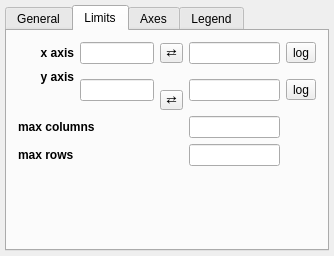
This is glue_small_multiples/qt/options_widget.ui in gluesolutions/glue-small-multiples as Qt 5 draws it before an edit. The edited form follows.
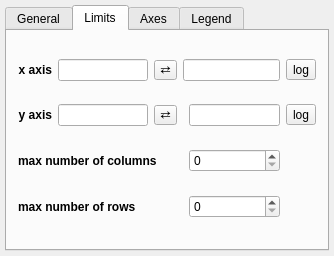
This is the edited form. The open tabs and pages were chosen to show the change. Custom widgets are drawn as their Qt base class.

Commit message: Make max_num_cols/rows be spinner boxes

The edit to the form file:
```diff
--- a/glue_small_multiples/qt/options_widget.ui
+++ b/glue_small_multiples/qt/options_widget.ui
@@ -211,10 +211,10 @@
          </property>
         </widget>
        </item>
-       <item row="0" column="1" colspan="2">
+       <item row="0" column="1">
         <widget class="QLineEdit" name="valuetext_x_min"/>
        </item>
-       <item row="0" column="3">
+       <item row="0" column="2">
         <widget class="QToolButton" name="button_flip_x">
          <property name="styleSheet">
           <string notr="true">padding: 0px</string>
@@ -224,7 +224,7 @@
          </property>
         </widget>
        </item>
-       <item row="0" column="4">
+       <item row="0" column="3" colspan="2">
         <widget class="QLineEdit" name="valuetext_x_max"/>
        </item>
        <item row="0" column="5">
@@ -237,8 +237,8 @@
          </property>
         </widget>
        </item>
-       <item row="1" column="0">
-        <widget class="QLabel" name="y_lab_2">
+       <item row="4" column="0" colspan="4">
+        <widget class="QLabel" name="type_lab_3">
          <property name="font">
           <font>
            <weight>75</weight>
@@ -246,20 +246,46 @@
           </font>
          </property>
          <property name="text">
-          <string>y axis</string>
+          <string>max number of columns</string>
          </property>
-         <property name="alignment">
-          <set>Qt::AlignRight|Qt::AlignTrailing|Qt::AlignVCenter</set>
+        </widget>
+       </item>
+       <item row="4" column="4">
+        <widget class="QSpinBox" name="value_max_num_cols"/>
+       </item>
+       <item row="5" column="0" colspan="4">
+        <widget class="QLabel" name="type_lab_4">
+         <property name="font">
+          <font>
+           <weight>75</weight>
+           <bold>true</bold>
+          </font>
          </property>
+         <property name="text">
+          <string>max number of rows</string>
+         </property>
         </widget>
        </item>
-       <item row="1" column="1" rowspan="2" colspan="2">
+       <item row="5" column="4">
+        <widget class="QSpinBox" name="value_max_num_rows"/>
+       </item>
+       <item row="1" column="1">
         <widget class="QLineEdit" name="valuetext_y_min"/>
        </item>
-       <item row="1" column="4" rowspan="2">
+       <item row="1" column="2">
+        <widget class="QToolButton" name="button_flip_y">
+         <property name="styleSheet">
+          <string notr="true">padding: 0px</string>
+         </property>
+         <property name="text">
+          <string>⇄</string>
+         </property>
+        </widget>
+       </item>
+       <item row="1" column="4">
         <widget class="QLineEdit" name="valuetext_y_max"/>
        </item>
-       <item row="1" column="5" rowspan="2">
+       <item row="1" column="5">
         <widget class="QToolButton" name="bool_y_log">
          <property name="text">
           <string>log</string>
@@ -269,18 +295,8 @@
          </property>
         </widget>
        </item>
-       <item row="2" column="3">
-        <widget class="QToolButton" name="button_flip_y">
-         <property name="styleSheet">
-          <string notr="true">padding: 0px</string>
-         </property>
-         <property name="text">
-          <string>⇄</string>
-         </property>
-        </widget>
-       </item>
-       <item row="3" column="0" colspan="2">
-        <widget class="QLabel" name="type_lab_3">
+       <item row="1" column="0">
+        <widget class="QLabel" name="y_lab_2">
          <property name="font">
           <font>
            <weight>75</weight>
@@ -288,55 +304,13 @@
           </font>
          </property>
          <property name="text">
-          <string>max columns</string>
+          <string>y axis</string>
          </property>
-        </widget>
-       </item>
-       <item row="4" column="0">
-        <widget class="QLabel" name="type_lab_4">
-         <property name="font">
-          <font>
-           <weight>75</weight>
-           <bold>true</bold>
-          </font>
+         <property name="alignment">
+          <set>Qt::AlignRight|Qt::AlignTrailing|Qt::AlignVCenter</set>
          </property>
-         <property name="text">
-          <string>max rows</string>
-         </property>
         </widget>
        </item>
-       <item row="5" column="1" colspan="2">
-        <spacer name="horizontalSpacer_2">
-         <property name="orientation">
-          <enum>Qt::Horizontal</enum>
-         </property>
-         <property name="sizeHint" stdset="0">
-          <size>
-           <width>40</width>
-           <height>5</height>
-          </size>
-         </property>
-        </spacer>
-       </item>
-       <item row="6" column="2">
-        <spacer name="verticalSpacer">
-         <property name="orientation">
-          <enum>Qt::Vertical</enum>
-         </property>
-         <property name="sizeHint" stdset="0">
-          <size>
-           <width>20</width>
-           <height>40</height>
-          </size>
-         </property>
-        </spacer>
-       </item>
-       <item row="3" column="4">
-        <widget class="QLineEdit" name="valuetext_max_num_cols"/>
-       </item>
-       <item row="4" column="4">
-        <widget class="QLineEdit" name="valuetext_max_num_rows"/>
-       </item>
       </layout>
      </widget>
      <widget class="QWidget" name="tab_3">
```
Left out of the diff: 2 changed lines with no effect on the pictures.
